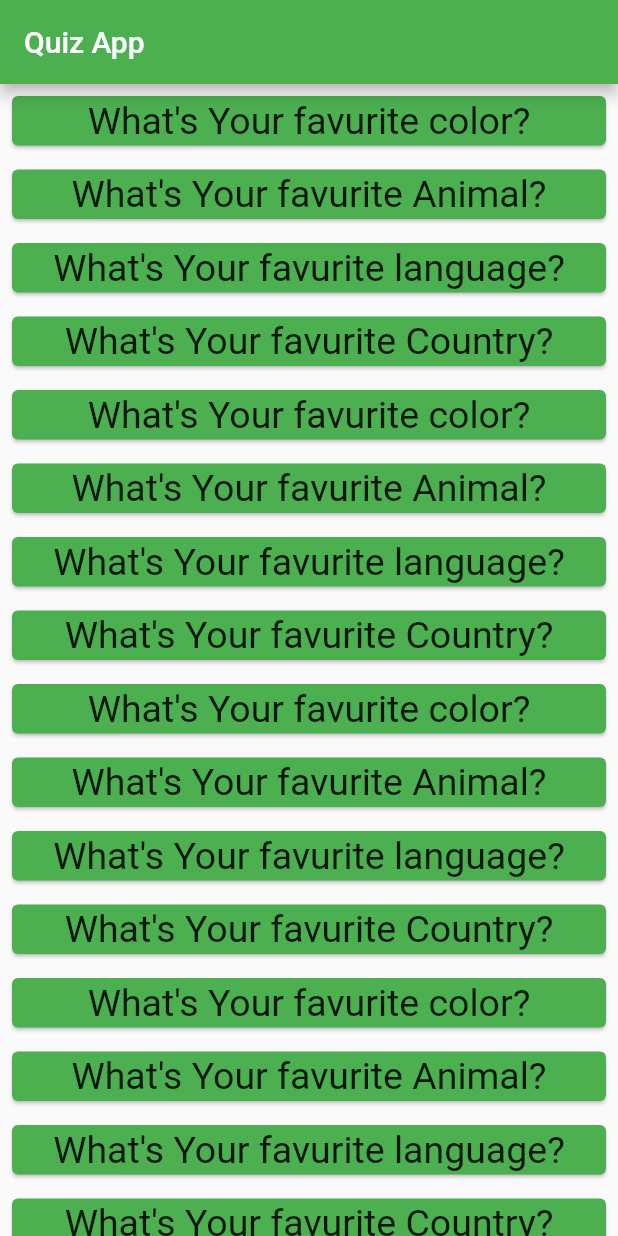
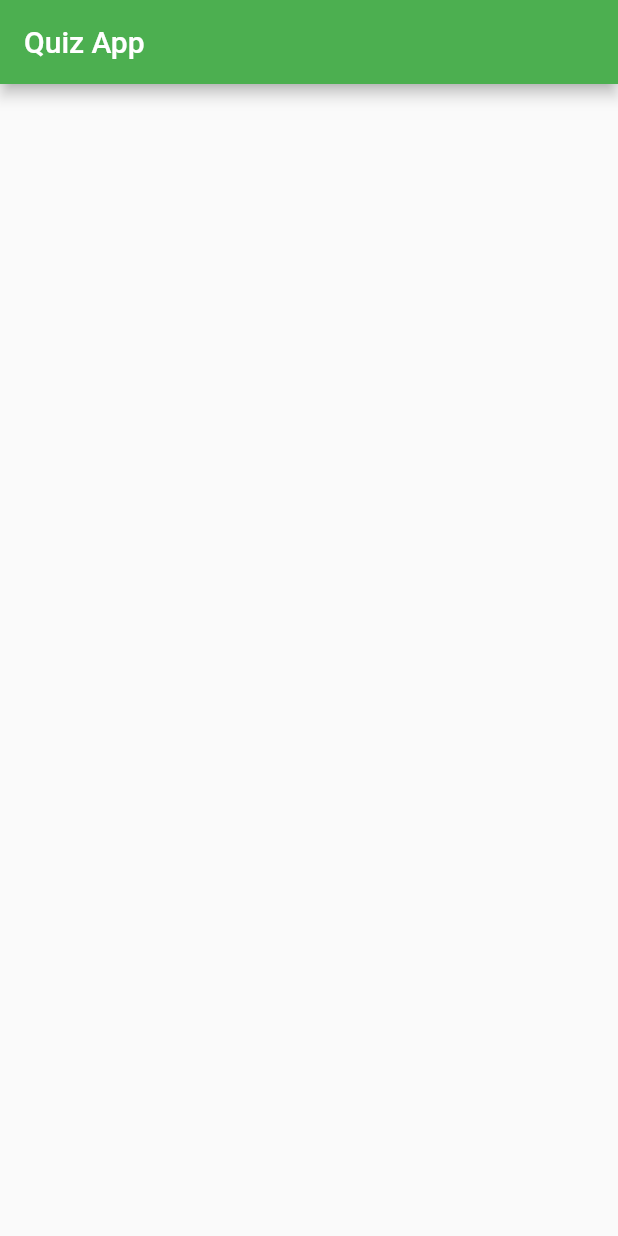
Before and after one commit to djamelsbar/flutter_second_app, a Flutter app: the screen it shows after launch, on a phone screen of 412 x 824 dp. Run offline on Flutter 3.47's test engine with Material 2 defaults, Android fonts, the light colour scheme and no system bars.

Commit message:
first commit

```diff
--- a/lib/main.dart
+++ b/lib/main.dart
@@ -87,25 +87,7 @@ class _MyAppState extends State<MyApp> {
         home: Scaffold(
           appBar: AppBar(title: Text("Quiz App")),
           body: Container(
-            child: ListView.builder(
-                itemCount: _questions.length,
-                itemBuilder: (ctx, index) {
-                  return Padding(
-                    padding: const EdgeInsets.all(4.0),
-                    child: Card(
-                      color: Theme.of(ctx).primaryColor,
-                      child: Padding(
-                        padding: const EdgeInsets.all(2.0),
-                        child: Center(
-                          child: Text(
-                            _questions[index]['questionText'],
-                            style: TextStyle(fontSize: 25),
-                          ),
-                        ),
-                      ),
-                    ),
-                  );
-                }),
+
           ),
         ));
   }
```
